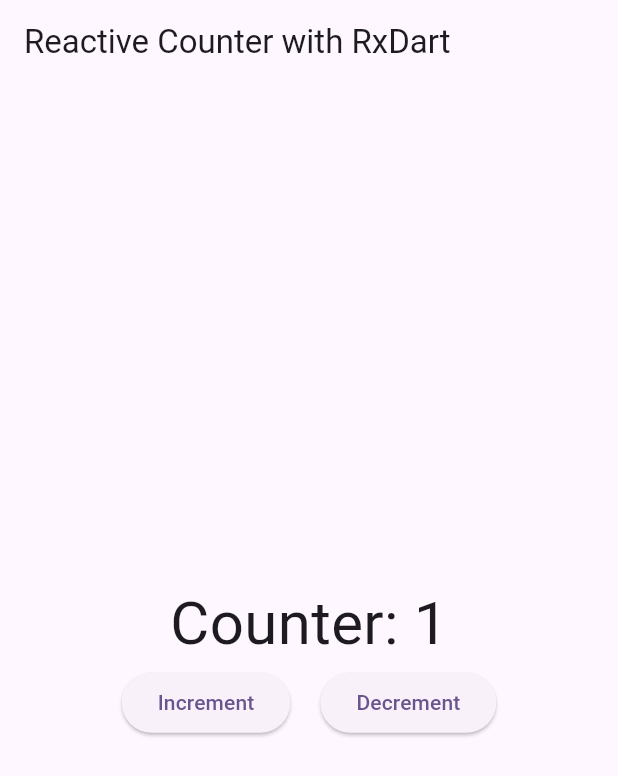
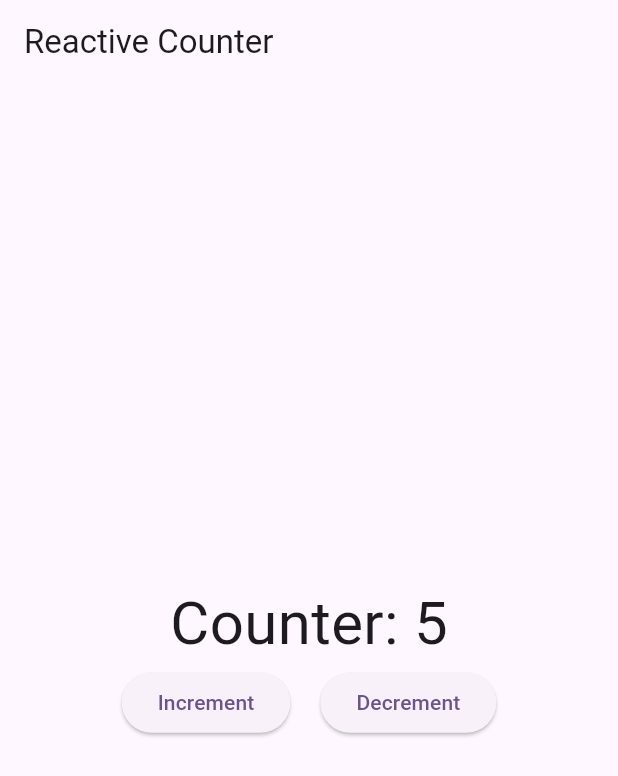
Before and after one commit to JioCoders/jio_reactor_flutter, a Flutter app: the screen it shows after launch, after a tap on "Increment", on a phone screen of 412 x 824 dp. Shown: the top 776 px of the screen. Run offline on Flutter 3.47's test engine with Material 3 defaults, Android fonts, the phone set to English and light mode, and no system bars; our stand-ins replace rxdart.

Commit message:
add/publisher

```diff
--- a/example/lib/main.dart
+++ b/example/lib/main.dart
@@ -1,5 +1,5 @@
 import 'package:flutter/material.dart';
-import 'package:jio_reactor/jio_reactor.dart' show Obx, RxStateController;
+import 'package:jio_reactor/jio_reactor.dart' show Reactive, RexController;
 
 void main() {
   runApp(const MyApp());
@@ -15,26 +15,24 @@ class MyApp extends StatelessWidget {
       theme: ThemeData(
         colorScheme: ColorScheme.fromSeed(seedColor: Colors.deepPurple),
       ),
-      home: const ObxCounterView(),
+      home: const ReactiveCounterView(),
     );
   }
 }
 
-class ObxCounterView extends StatelessWidget {
-  const ObxCounterView({super.key});
+class ReactiveCounterView extends StatelessWidget {
+  const ReactiveCounterView({super.key});
 
   @override
   Widget build(BuildContext context) {
-    // Bind the CounterController using `RxStateBinding` or directly
+    // Bind the CounterController using `RexController` or directly
     final CounterController counterController = CounterController();
 
     return Scaffold(
-      appBar: AppBar(
-        title: Text('Reactive Counter with RxDart'),
-      ),
+      appBar: AppBar(title: Text('Reactive Counter')),
       body: Center(
-        // Use `Obx` widget to rebuild when the counter value changes
-        child: Obx<int>(
+        // Use `Reactive` widget to rebuild when the counter value changes
+        child: Reactive<int>(
           stream: counterController.stateStream,
           builder: (context, counter) {
             return Column(
@@ -64,16 +62,16 @@ class ObxCounterView extends StatelessWidget {
   }
 }
 
-class CounterController extends RxStateController<int> {
+class CounterController extends RexController<int> {
   CounterController() : super(0); // Initialize with a counter of 0
 
   // Increment the counter value
   void increment() {
-    updateState(state + 1);
+    updateState(state + 5);
   }
 
   // Decrement the counter value
   void decrement() {
-    updateState(state - 1);
+    updateState(state - 5);
   }
 }
--- a/lib/jio_reactor.dart
+++ b/lib/jio_reactor.dart
@@ -1,3 +1,5 @@
+library;
 
-export 'package:jio_reactor/src/obx.dart';
-export 'package:jio_reactor/src/rxcontroller.dart';
+export 'package:jio_reactor/src/reactor.dart';
+export 'package:jio_reactor/src/reactive.dart';
+export 'package:jio_reactor/src/rexcontroller.dart';
--- a/lib/src/obx.dart
+++ /dev/null
@@ -1,28 +0,0 @@
-import 'package:flutter/material.dart';
-
-/// The `Obx` widget rebuilds when the state emitted by the stream changes.
-class Obx<T> extends StatelessWidget {
-  final Stream<T> stream; // Stream to listen to
-  final Widget Function(BuildContext, T) builder; // Builder function
-
-  const Obx({super.key,
-    required this.stream,
-    required this.builder,
-  });
-
-  @override
-  Widget build(BuildContext context) {
-    return StreamBuilder<T>(
-      stream: stream,
-      builder: (context, snapshot) {
-        if (snapshot.connectionState == ConnectionState.waiting) {
-          return CircularProgressIndicator(); // Show loading while waiting
-        }
-        if (snapshot.hasError) {
-          return Text('Error: ${snapshot.error}'); // Error handling
-        }
-        return builder(context, snapshot.data as T); // Rebuild widget when state changes
-      },
-    );
-  }
-}
--- a/lib/src/reactive.dart
+++ b/lib/src/reactive.dart
@@ -1,6 +1,28 @@
-// `obs` marks a variable as reactive.
-import 'package:jio_reactor/src/reactive.dart' as reactive show obs;
+import 'package:flutter/material.dart';
 
-T obs<T>(T value) {
-  return reactive.obs(value);
+/// The `Reactive` widget rebuilds when the state emitted by the stream changes.
+class Reactive<T> extends StatelessWidget {
+  final Stream<T> stream; // Stream to listen to
+  final Widget Function(BuildContext, T) builder; // Builder function
+
+  const Reactive({super.key, required this.stream, required this.builder});
+
+  @override
+  Widget build(BuildContext context) {
+    return StreamBuilder<T>(
+      stream: stream,
+      builder: (context, snapshot) {
+        if (snapshot.connectionState == ConnectionState.waiting) {
+          return CircularProgressIndicator(); // Show loading while waiting
+        }
+        if (snapshot.hasError) {
+          return Text('Error: ${snapshot.error}'); // Error handling
+        }
+        return builder(
+          context,
+          snapshot.data as T,
+        ); // Rebuild widget when state changes
+      },
+    );
+  }
 }
--- /dev/null
+++ b/lib/src/reactor.dart
@@ -0,0 +1,6 @@
+// `reactor` marks a variable as reactive.
+import 'package:jio_reactor/src/reactor.dart' as reaction show reactor;
+
+T reactor<T>(T value) {
+  return reaction.reactor(value);
+}
--- a/lib/src/rxcontroller.dart
+++ b/lib/src/rexcontroller.dart
@@ -2,7 +2,7 @@ import 'dart:async';
 import 'package:rxdart/rxdart.dart';
 
 /// Base class to manage reactive state using RxDart
-abstract class RxStateController<T> {
+abstract class RexController<T> {
   final BehaviorSubject<T> _stateSubject;
 
   // The stream that emits the state changes
@@ -15,7 +15,8 @@ abstract class RxStateController<T> {
   Sink<T> get stateSink => _stateSubject.sink;
 
   // Constructor initializes the controller with an initial state
-  RxStateController(T initialState) : _stateSubject = BehaviorSubject<T>.seeded(initialState);
+  RexController(T initialState)
+    : _stateSubject = BehaviorSubject<T>.seeded(initialState);
 
   // Update the state
   void updateState(T newState) {
```
Also changed, not shown: notes.txt (+19 -0 lines), pubspec.yaml (+10 -5 lines), 11 other files.
